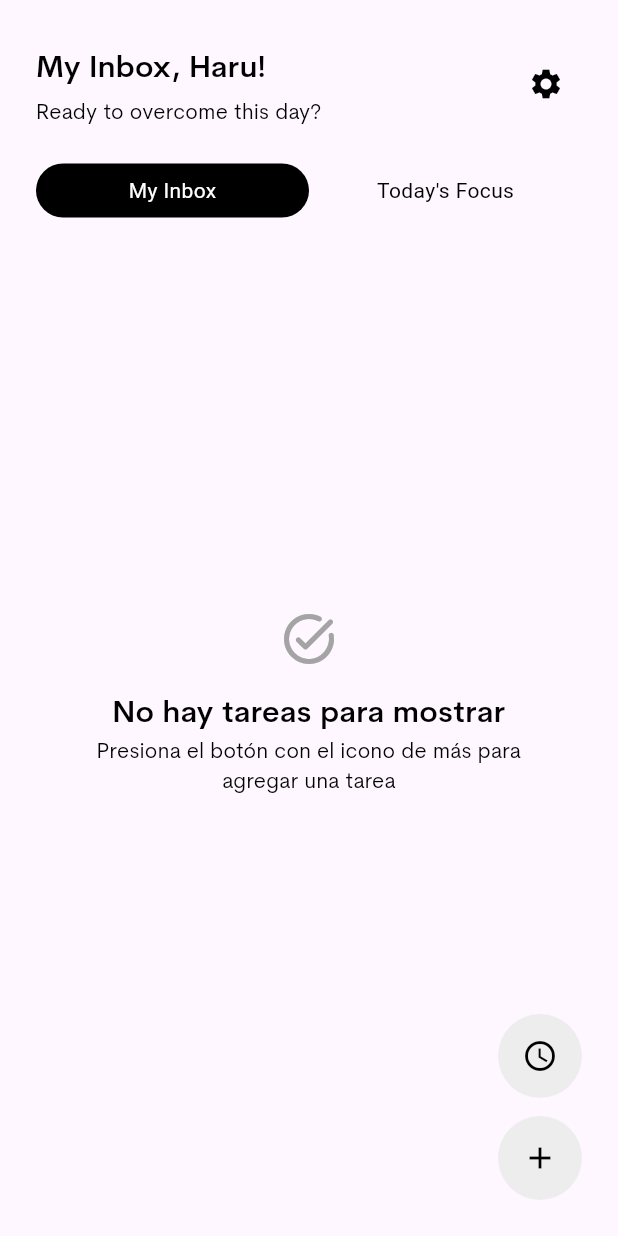
After one commit to joeltorres-7/pocket-tasks-app, a Flutter app: the HomeView screen opened directly, on a phone screen of 412 x 824 dp. The commit adds this screen. Run offline on Flutter 3.47's test engine with Material 2 defaults, Android fonts, the phone set to English and light mode, and no system bars; our stand-ins replace lottie; generated files the repository leaves out were written again.

Commit message:
MVP-002 - Implements base Home View and tabs.

```diff
--- a/lib/main.dart
+++ b/lib/main.dart
@@ -23,7 +23,7 @@ class MyApp extends StatelessWidget {
       ),
       supportedLocales: L10n.all,
       localizationsDelegates: [
-        AppLocalizations.delegate, // Add this line
+        AppLocalizations.delegate,
         GlobalMaterialLocalizations.delegate,
         GlobalWidgetsLocalizations.delegate,
         GlobalCupertinoLocalizations.delegate,
--- /dev/null
+++ b/lib/views/components/accessible_icon_button.dart
@@ -0,0 +1,26 @@
+import 'package:flutter/material.dart';
+
+class AccessibleIconButton extends StatelessWidget {
+  final IconData icon;
+  final VoidCallback onTap;
+
+  const AccessibleIconButton({super.key, required this.icon, required this.onTap});
+
+  @override
+  Widget build(BuildContext context) {
+    return GestureDetector(
+      child: DecoratedBox(
+        decoration: BoxDecoration(
+          borderRadius: BorderRadius.circular(16.0)
+        ),
+        child: IconButton(
+            onPressed: (){},
+            icon: Icon(
+              icon,
+              color: Colors.black,
+              size: 24.0,
+            )),
+      ),
+    );
+  }
+}
--- /dev/null
+++ b/lib/views/components/custom_tab_bar.dart
@@ -0,0 +1,44 @@
+import 'package:flutter/material.dart';
+
+class CustomTabBar extends StatelessWidget {
+  final List<String> tabs;
+  final int selectedIndex;
+  final Function(int) onTabTapped;
+
+  CustomTabBar({
+    required this.tabs,
+    required this.selectedIndex,
+    required this.onTabTapped,
+  });
+
+  @override
+  Widget build(BuildContext context) {
+    return Row(
+      children: List.generate(
+        tabs.length,
+            (index) => Expanded(
+          child: InkWell(
+            onTap: () => onTabTapped(index),
+            child: DecoratedBox(
+              decoration: BoxDecoration(
+                borderRadius: BorderRadius.circular(24.0),
+                color: selectedIndex == index ? Colors.black : Colors.transparent,
+              ),
+              child: Padding(
+                padding: const EdgeInsets.all(8.0),
+                child: Center(
+                  child: Text(
+                    tabs[index],
+                    style: TextStyle(
+                      color: selectedIndex == index ? Colors.white : Colors.black,
+                    ),
+                  ),
+                ),
+              ),
+            ),
+          ),
+        ),
+      ),
+    );
+  }
+}
--- /dev/null
+++ b/lib/views/components/empty_queue.dart
@@ -0,0 +1,39 @@
+import 'package:flutter/material.dart';
+import 'package:pocket_tasks/views/styles/colors.dart';
+import 'package:pocket_tasks/views/styles/spaces.dart';
+import 'package:pocket_tasks/views/styles/text_styles.dart';
+
+class EmptyQueue extends StatefulWidget {
+  const EmptyQueue({super.key});
+
+  @override
+  State<EmptyQueue> createState() => _EmptyQueueState();
+}
+
+class _EmptyQueueState extends State<EmptyQueue> {
+  @override
+  Widget build(BuildContext context) {
+    double screenWidth = MediaQuery.of(context).size.width;
+
+    return SizedBox(
+      width: screenWidth - (screenWidth * 0.2),
+      child: Column(
+        mainAxisAlignment: MainAxisAlignment.center,
+        crossAxisAlignment: CrossAxisAlignment.center,
+        children: [
+          Icon(Icons.task_alt_rounded, size: 40.0, color: AppColors.primaryGray),
+          VerticalSpacing(16.0),
+          Text('No hay tareas para mostrar',
+              style: AppTextStyles.heading1,
+              textAlign: TextAlign.center
+          ),
+          Text(
+            'Presiona el botón con el icono de más para agregar una tarea',
+            style: AppTextStyles.subheading1,
+            textAlign: TextAlign.center,
+          )
+        ],
+      ),
+    );
+  }
+}
--- /dev/null
+++ b/lib/views/components/task_tabs.dart
@@ -0,0 +1,45 @@
+import 'package:flutter/material.dart';
+import 'package:pocket_tasks/views/components/custom_tab_bar.dart';
+import 'package:flutter_gen/gen_l10n/app_localizations.dart';
+import 'package:pocket_tasks/views/components/empty_queue.dart';
+
+class TaskTabs extends StatefulWidget {
+  @override
+  _MyTabsState createState() => _MyTabsState();
+}
+
+class _MyTabsState extends State<TaskTabs> {
+  int _selectedTabIndex = 0;
+
+  void _onTabTapped(int index) {
+    setState(() {
+      _selectedTabIndex = index;
+    });
+  }
+
+  @override
+  Widget build(BuildContext context) {
+    return Column(
+      children: [
+        CustomTabBar(
+          tabs: [AppLocalizations.of(context)!.myInbox, AppLocalizations.of(context)!.todayFocus],
+          selectedIndex: _selectedTabIndex,
+          onTabTapped: _onTabTapped,
+        ),
+        Expanded(
+          child: _selectedTabIndex == 0
+              ? _buildMyInboxContent()
+              : _buildTodaysFocusContent(),
+        ),
+      ],
+    );
+  }
+
+  Widget _buildMyInboxContent() {
+    return EmptyQueue();
+  }
+
+  Widget _buildTodaysFocusContent() {
+    return EmptyQueue();
+  }
+}
--- /dev/null
+++ b/lib/views/home_view.dart
@@ -0,0 +1,92 @@
+import 'package:flutter/material.dart';
+import 'package:pocket_tasks/views/components/accessible_icon_button.dart';
+import 'package:pocket_tasks/views/components/task_tabs.dart';
+import 'package:pocket_tasks/views/styles/colors.dart';
+import 'package:pocket_tasks/views/styles/spaces.dart';
+import 'package:pocket_tasks/views/styles/text_styles.dart';
+import 'package:flutter_gen/gen_l10n/app_localizations.dart';
+
+class HomeView extends StatefulWidget {
+  const HomeView({super.key});
+
+  @override
+  State<HomeView> createState() => _HomeViewState();
+}
+
+class _HomeViewState extends State<HomeView> {
+  String userName = 'Haru';
+
+  @override
+  Widget build(BuildContext context) {
+    double screenWidth = MediaQuery.of(context).size.width;
+    double screenHeight = MediaQuery.of(context).size.height;
+
+    return Scaffold(
+        body: SafeArea(
+            child: SizedBox(
+      height: screenHeight,
+      width: screenWidth,
+      child: Padding(
+        padding: const EdgeInsets.only(
+            top: 32.0, bottom: 32.0, left: 24.0, right: 24.0),
+        child: Column(
+          children: [
+            Row(
+              mainAxisAlignment: MainAxisAlignment.spaceBetween,
+              crossAxisAlignment: CrossAxisAlignment.start,
+              children: [
+                Column(
+                  crossAxisAlignment: CrossAxisAlignment.start,
+                  children: [
+                    Padding(
+                      padding: const EdgeInsets.only(bottom: 4.0),
+                      child: Text(
+                          '${AppLocalizations.of(context)!.myInbox}, $userName!',
+                          style: AppTextStyles.heading1,
+                          textAlign: TextAlign.start),
+                    ),
+                    Text('${AppLocalizations.of(context)!.readyDay}',
+                        style: AppTextStyles.subheading1,
+                        textAlign: TextAlign.start),
+                  ],
+                ),
+                AccessibleIconButton(
+                    icon: Icons.settings,
+                    onTap: () {
+                      print('Settings clicked!');
+                    }),
+              ],
+            ),
+            VerticalSpacing(24.0),
+            Expanded(child: TaskTabs()),
+          ],
+        ),
+      ),
+          )
+        ),
+      floatingActionButton: Padding(
+        padding: const EdgeInsets.only(right: 8.0, bottom: 8.0),
+        child: Column(
+          mainAxisAlignment: MainAxisAlignment.end,
+          children: [
+            FloatingActionButton(
+              onPressed: () {},
+              backgroundColor: AppColors.secondaryGray,
+              shape: const CircleBorder(),
+              elevation: 0,
+              child: const Icon(Icons.query_builder, color: Colors.black),
+            ),
+            VerticalSpacing(12.0),
+            FloatingActionButton(
+              onPressed: () {},
+              backgroundColor: AppColors.secondaryGray,
+              shape: const CircleBorder(),
+              elevation: 0,
+              child: const Icon(Icons.add, color: Colors.black),
+            ),
+          ],
+        ),
+      ),
+    );
+  }
+}
--- a/lib/views/onboarding-view.dart
+++ b/lib/views/onboarding-view.dart
@@ -1,7 +1,7 @@
 import 'package:flutter/material.dart';
 import 'package:pocket_tasks/views/components/onboarding_card.dart';
 import 'package:flutter_gen/gen_l10n/app_localizations.dart';
-import 'package:pocket_tasks/views/get-started-view.dart';
+import 'package:pocket_tasks/views/home_view.dart';
 import 'package:pocket_tasks/views/utils/custom-page-route.dart';
 
 class OnboardingView extends StatefulWidget {
@@ -24,7 +24,7 @@ class _OnboardingViewState extends State<OnboardingView> {
         if (currentView < 3) {
           currentView++;
         } else {
-          Navigator.of(context).push(CustomPageRoute(GetStartedView()));
+          Navigator.of(context).push(CustomPageRoute(HomeView()));
         }
       });
     }
--- /dev/null
+++ b/lib/views/styles/colors.dart
@@ -0,0 +1,8 @@
+import 'dart:ui';
+
+class AppColors {
+  static Color primaryRed = const Color(0xFFEE4266);
+  static Color primaryBlue = const Color(0xFF437BFF);
+  static Color primaryGray = const Color(0xFFA4A4A4);
+  static Color secondaryGray = const Color(0xFFEDEDED);
+}
```
Also changed, not shown: lib/l10n/app_en.arb (+37 -0 lines), lib/l10n/app_es.arb (+12 -1 lines), lib/l10n/app_ja.arb (+12 -1 lines), lib/views/components/item_chip.dart (added, +32 -0 lines), lib/views/components/priority_chip.dart (added, +36 -0 lines), lib/views/components/task_card.dart (added, +43 -0 lines), lib/views/components/task_queue_panel.dart (added, +24 -0 lines), lib/views/components/tasks_queue.dart (added, +19 -0 lines).
